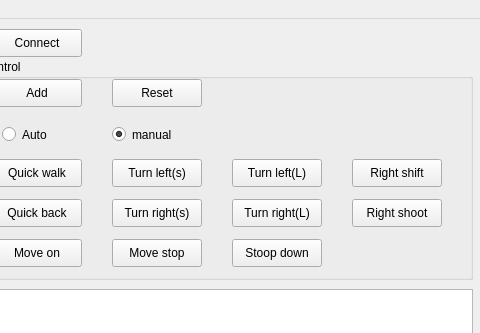
Before: the Qt Designer form QT-ColorSegmentation/VideoArea.ui in LejuRobotics/Aelos-Vision-Demo, drawn with Qt 5; both pictures show x 688 to 1168 and y 0 to 333 of the 1168 by 768 pixel window.
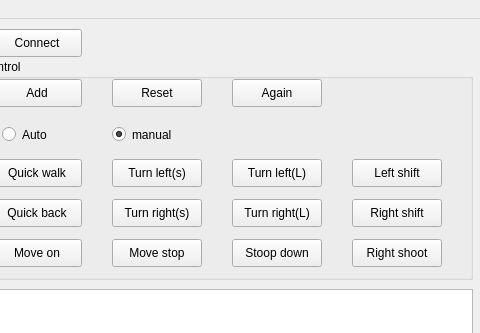
After: the same form once the commit is applied. Custom widgets are drawn as their Qt base class.

Patch:
```diff
--- a/QT-ColorSegmentation/VideoArea.ui
+++ b/QT-ColorSegmentation/VideoArea.ui
@@ -363,19 +363,6 @@
       <string>Stoop down</string>
      </property>
     </widget>
-    <widget class="QPushButton" name="action_btn_8">
-     <property name="geometry">
-      <rect>
-       <x>370</x>
-       <y>100</y>
-       <width>90</width>
-       <height>28</height>
-      </rect>
-     </property>
-     <property name="text">
-      <string>Right shift</string>
-     </property>
-    </widget>
     <widget class="QPushButton" name="action_btn_9">
      <property name="geometry">
       <rect>
@@ -386,9 +373,51 @@
       </rect>
      </property>
      <property name="text">
+      <string>Right shift</string>
+     </property>
+    </widget>
+    <widget class="QPushButton" name="action_btn_10">
+     <property name="geometry">
+      <rect>
+       <x>370</x>
+       <y>180</y>
+       <width>90</width>
+       <height>28</height>
+      </rect>
+     </property>
+     <property name="text">
       <string>Right shoot</string>
      </property>
     </widget>
+    <widget class="QPushButton" name="action_btn_8">
+     <property name="geometry">
+      <rect>
+       <x>370</x>
+       <y>100</y>
+       <width>90</width>
+       <height>28</height>
+      </rect>
+     </property>
+     <property name="text">
+      <string>Left shift</string>
+     </property>
+    </widget>
+    <widget class="QPushButton" name="again_btn">
+     <property name="geometry">
+      <rect>
+       <x>250</x>
+       <y>20</y>
+       <width>90</width>
+       <height>28</height>
+      </rect>
+     </property>
+     <property name="text">
+      <string>Again</string>
+     </property>
+     <property name="checkable">
+      <bool>true</bool>
+     </property>
+    </widget>
    </widget>
    <widget class="LejuTbableWidget" name="tableWidget">
     <property name="geometry">
```
